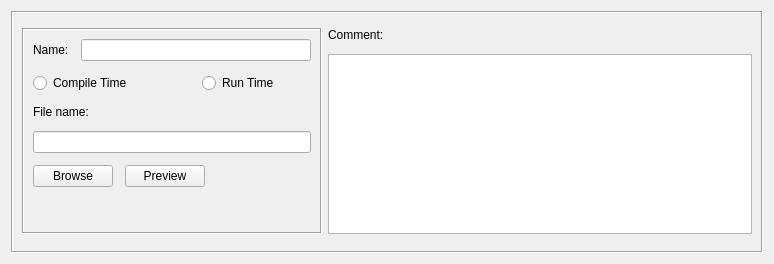
First picture: the form in src/gui/addresstabledialog_q.ui, repository fwbuilder/fwbuilder, before the edit.
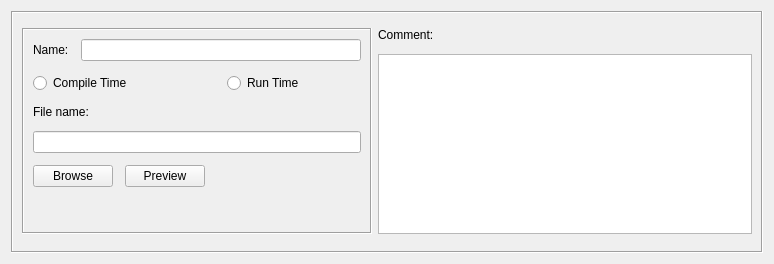
Second picture: the form after the edit.

```diff
--- a/src/gui/addresstabledialog_q.ui
+++ b/src/gui/addresstabledialog_q.ui
@@ -38,13 +38,13 @@
         </property>
         <property name="minimumSize" >
          <size>
-          <width>300</width>
+          <width>350</width>
           <height>16</height>
          </size>
         </property>
         <property name="maximumSize" >
          <size>
-          <width>300</width>
+          <width>350</width>
           <height>16777215</height>
          </size>
         </property>
```
Left out of the diff: 1 changed line with no effect on the pictures.
